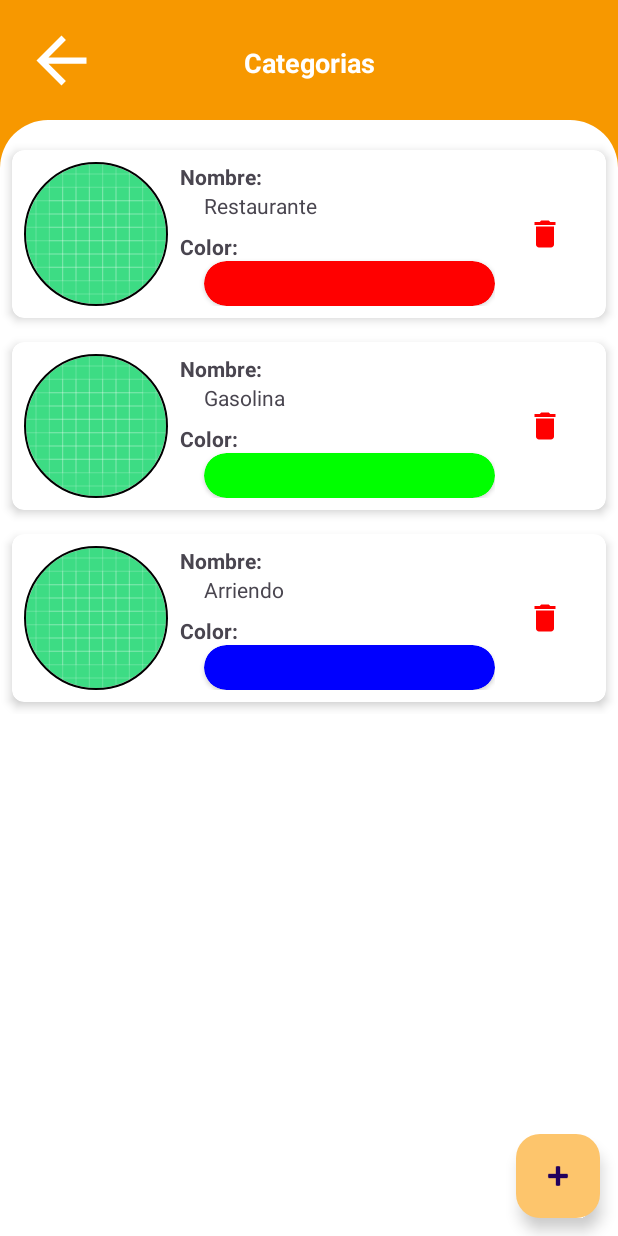
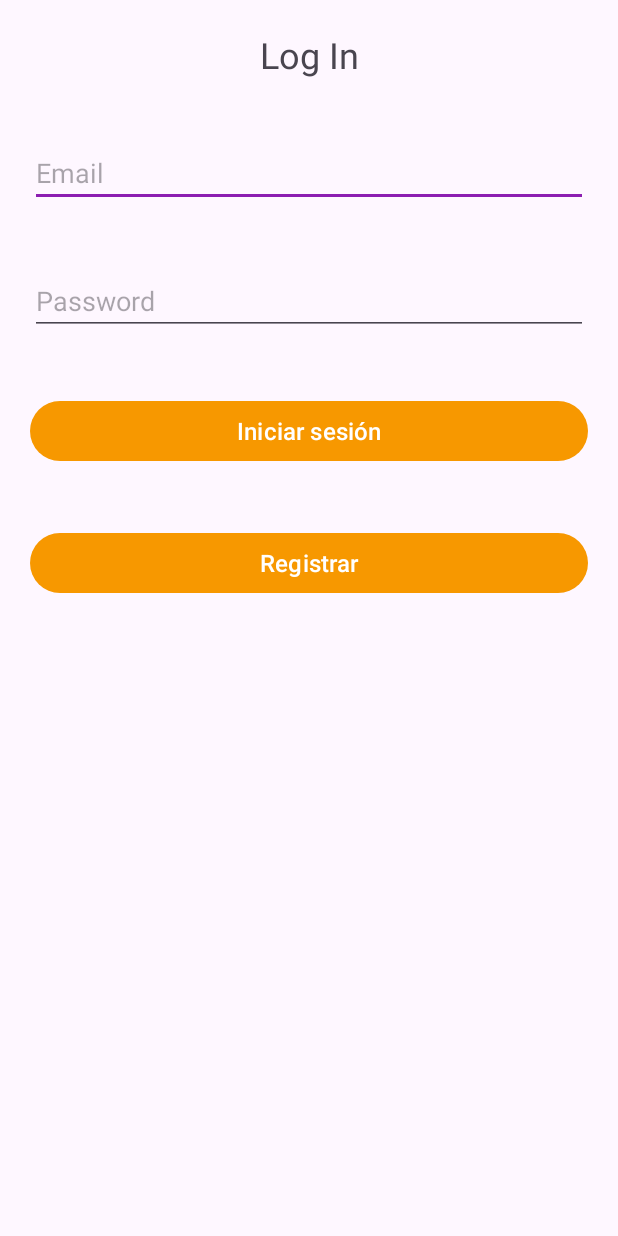
Before and after one commit to juanmogollon1/moviles1234, an Android app: the screen it shows after launch (CategoryActivity before the commit, LoginActivity after it), on a phone screen of 412 x 824 dp. Run offline under Robolectric (Android 15) with nearby library versions, the phone set to English and light mode, and no system bars.

Commit message:
trabajo para el viernes

```diff
--- a/app/src/main/java/com/fabiansuarez/mywallet/LoginActivity.java
+++ b/app/src/main/java/com/fabiansuarez/mywallet/LoginActivity.java
@@ -2,7 +2,9 @@ package com.fabiansuarez.mywallet;
 
 import androidx.appcompat.app.AppCompatActivity;
 
+import android.content.Intent;
 import android.os.Bundle;
+import android.view.View;
 
 public class LoginActivity extends AppCompatActivity {
 
@@ -11,4 +13,8 @@ public class LoginActivity extends AppCompatActivity {
         super.onCreate(savedInstanceState);
         setContentView(R.layout.activity_login);
     }
-}
+    public void irregistro(View view){
+        Intent myintent =new Intent(this,RegisterActivity.class);
+        startActivity(myintent);
+    }
+    }
--- a/app/src/main/java/com/fabiansuarez/mywallet/SplashActivity.java
+++ b/app/src/main/java/com/fabiansuarez/mywallet/SplashActivity.java
@@ -16,7 +16,7 @@ public class SplashActivity extends AppCompatActivity {
             @Override
             public void run() {
 
-                Intent miyIntent=new Intent(SplashActivity.this,CategoryActivity.class);
+                Intent miyIntent=new Intent(SplashActivity.this,LoginActivity.class);
                 startActivity(miyIntent);
                 finish();
 
--- a/app/src/main/res/layout/activity_login.xml
+++ b/app/src/main/res/layout/activity_login.xml
@@ -5,5 +5,54 @@
     android:layout_width="match_parent"
     android:layout_height="match_parent"
     tools:context=".LoginActivity">
+    <LinearLayout
+        android:layout_width="match_parent"
+        android:layout_height="match_parent"
+        android:orientation="vertical">
+
+        <TextView
+            android:id="@+id/tv_login"
+            android:layout_width="match_parent"
+            android:layout_height="wrap_content"
+            android:layout_margin="20dp"
+            android:gravity="center"
+            android:text="Log In"
+            android:textSize="24sp" />
+
+        <EditText
+            android:id="@+id/et_email"
+            android:layout_width="match_parent"
+            android:layout_height="wrap_content"
+            android:layout_margin="20dp"
+            android:ems="10"
+            android:hint="Email"
+            android:inputType="textEmailAddress" />
+
+        <EditText
+            android:id="@+id/et_password"
+            android:layout_width="match_parent"
+            android:layout_height="wrap_content"
+            android:layout_margin="20dp"
+            android:ems="10"
+            android:hint="Password"
+            android:inputType="textPassword" />
+
+        <Button
+            android:id="@+id/btn_iniciosesion"
+            android:layout_width="match_parent"
+            android:layout_height="wrap_content"
+            android:layout_margin="20dp"
+            android:text="Iniciar sesión"
+            android:textSize="16sp" />
+
+        <Button
+            android:id="@+id/btn_registro"
+            android:layout_width="match_parent"
+            android:layout_height="wrap_content"
+            android:layout_margin="20dp"
+            android:text="Registrar"
+            android:textSize="16sp"
+            android:onClick="irregistro"/>
+    </LinearLayout>
 
 </androidx.constraintlayout.widget.ConstraintLayout>
```
Also changed, not shown: app/src/main/java/com/fabiansuarez/mywallet/RegisterActivity.java (+9 -0 lines), app/src/main/res/layout/activity_register.xml (+85 -0 lines).
